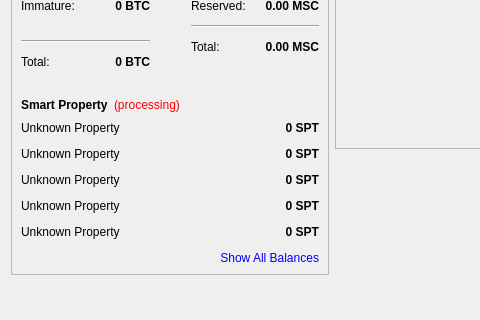
Old version of the form src/qt/forms/overviewpage.ui in the repository romanman/mastercore; both pictures show x 0 to 480 and y 120 to 440 of the 664 by 440 pixel window.
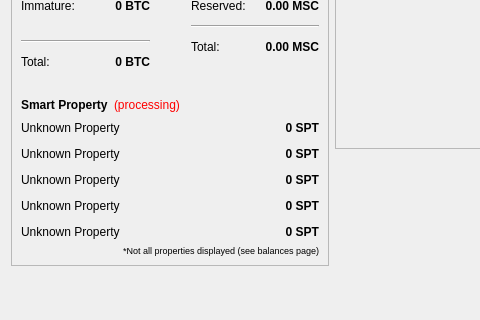
New version of the form.

Commit message: Fix overview page view

Diff of the .ui file:
```diff
--- a/src/qt/forms/overviewpage.ui
+++ b/src/qt/forms/overviewpage.ui
@@ -640,23 +640,35 @@
                 </property>
                </widget>
               </item>
-              <item row="5" column="1">
-               <widget class="QLabel" name="showAllBalancesLabel">
-                <property name="styleSheet">
-                 <string notr="true">QLabel { color: blue; }</string>
-                </property>
-                <property name="text">
-                 <string>Show All Balances</string>
-                </property>
-                <property name="alignment">
-                 <set>Qt::AlignRight|Qt::AlignTrailing|Qt::AlignVCenter</set>
-                </property>
-               </widget>
-              </item>
              </layout>
             </item>
            </layout>
           </item>
+          <item>
+           <layout class="QHBoxLayout" name="horizontalLayout_14">
+            <property name="bottomMargin">
+             <number>0</number>
+            </property>
+            <item>
+             <widget class="QLabel" name="notifyMoreSPLabel">
+              <property name="font">
+               <font>
+                <pointsize>7</pointsize>
+               </font>
+              </property>
+              <property name="styleSheet">
+               <string notr="true"/>
+              </property>
+              <property name="text">
+               <string>*Not all properties displayed (see balances page)</string>
+              </property>
+              <property name="alignment">
+               <set>Qt::AlignRight|Qt::AlignTrailing|Qt::AlignVCenter</set>
+              </property>
+             </widget>
+            </item>
+           </layout>
+          </item>
          </layout>
         </widget>
        </item>
```
Left out of the diff: 56 changed lines with no effect on the pictures. The commit also changes 1 other file.
